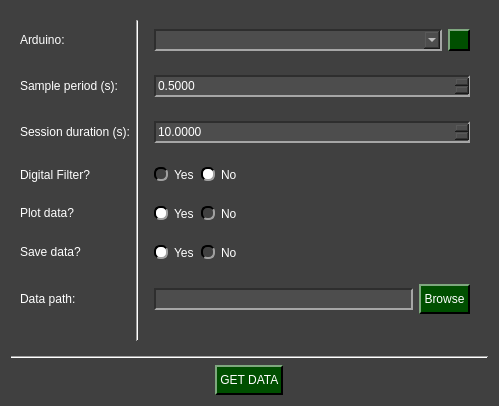
This is pydaq/uis/PyDAQ_get_data_Arduino_widget.ui in samirmartins/pydaq as Qt 5 draws it before an edit. The edited form follows.
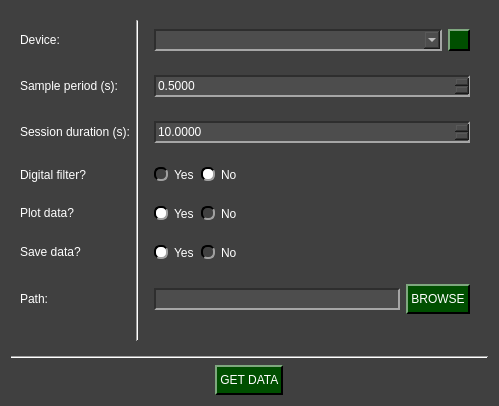
This is the edited form. Icons and pictures are not drawn.

```diff
--- a/pydaq/uis/PyDAQ_get_data_Arduino_widget.ui
+++ b/pydaq/uis/PyDAQ_get_data_Arduino_widget.ui
@@ -210,7 +210,7 @@
          </size>
         </property>
         <property name="text">
-         <string>Arduino:</string>
+         <string>Device:</string>
         </property>
        </widget>
       </item>
@@ -386,7 +386,7 @@
          </size>
         </property>
         <property name="text">
-         <string>Digital Filter?</string>
+         <string>Digital filter?</string>
         </property>
        </widget>
       </item>
@@ -472,7 +472,7 @@
          </size>
         </property>
         <property name="text">
-         <string>Data path:</string>
+         <string>Path:</string>
         </property>
        </widget>
       </item>
@@ -568,7 +568,7 @@
             </size>
            </property>
            <property name="text">
-            <string> Browse </string>
+            <string> BROWSE </string>
            </property>
           </widget>
          </item>
```
Left out of the diff: 2 changed lines with no effect on the pictures.
